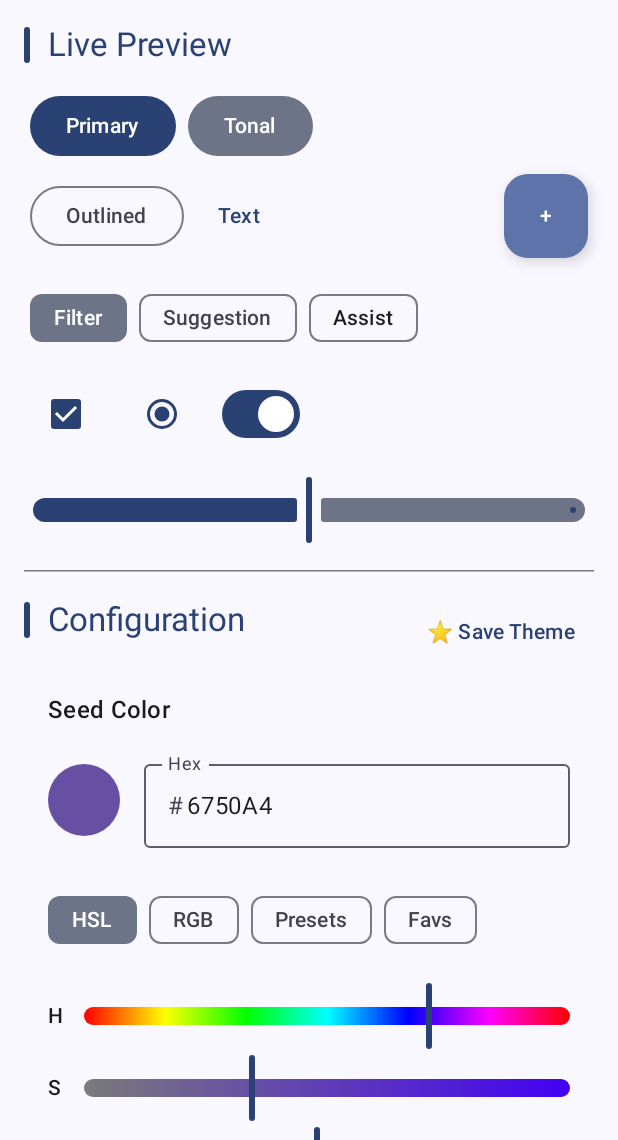
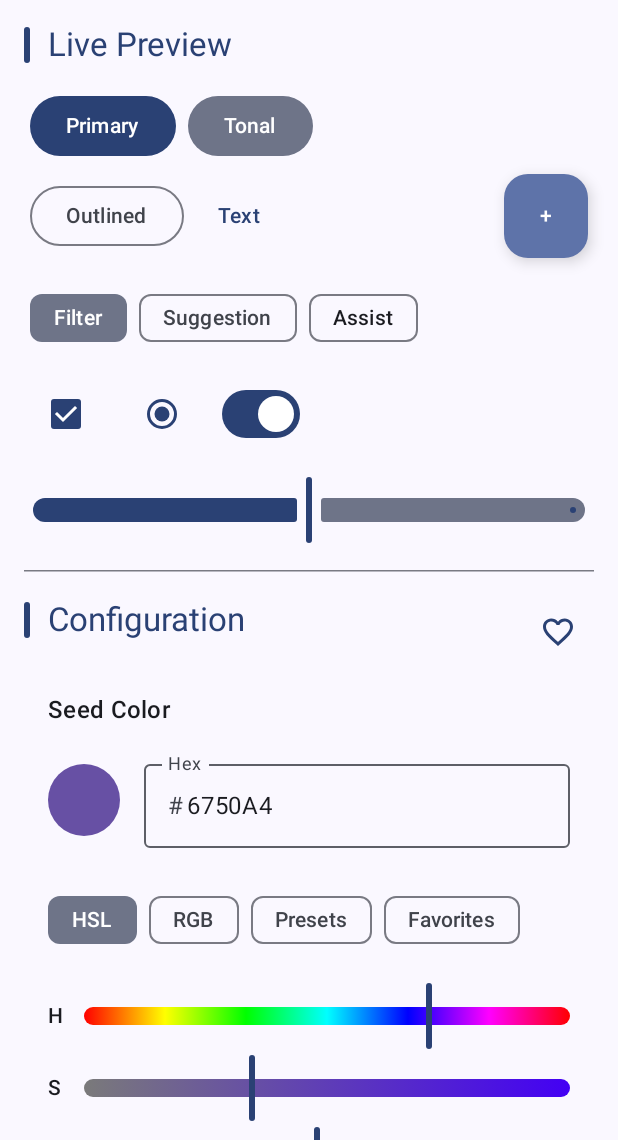
Before and after one commit to exaclast/monet-theme-picker, an Android app built with Jetpack Compose: the composable RenoirScreen shown on its own in the app's theme, on a phone screen of 412 x 824 dp, the part 96-1236 px from its top. Run offline under Robolectric (Android 15) with nearby library versions, the light colour scheme and no system bars; libraries missing offline, so code that uses them is left out: com.materialkolor, com.materialkolor.dynamicColorScheme; 16 statements that could not run were skipped.

Commit message:
feat: replace save button with toggleable favorite icon and add material-icons-extended dependency

```diff
--- a/app/build.gradle.kts
+++ b/app/build.gradle.kts
@@ -61,6 +61,7 @@ dependencies {
   implementation(libs.androidx.compose.ui)
   implementation(libs.androidx.compose.ui.tooling.preview)
   implementation(libs.androidx.compose.material3)
+  implementation(libs.androidx.compose.material.icons.extended)
   // Tooling
   debugImplementation(libs.androidx.compose.ui.tooling)
   // Instrumented tests
--- a/app/src/main/java/com/exaclast/renoir/ui/RenoirScreen.kt
+++ b/app/src/main/java/com/exaclast/renoir/ui/RenoirScreen.kt
@@ -4,6 +4,10 @@ import androidx.compose.foundation.layout.*
 import androidx.compose.foundation.rememberScrollState
 import androidx.compose.foundation.verticalScroll
 import androidx.compose.material3.*
+import androidx.compose.material.icons.Icons
+import androidx.compose.material.icons.filled.Favorite
+import androidx.compose.material.icons.outlined.FavoriteBorder
+import androidx.compose.ui.graphics.toArgb
 import androidx.compose.runtime.Composable
 import androidx.compose.runtime.collectAsState
 import androidx.compose.runtime.getValue
@@ -99,8 +103,25 @@ fun RenoirScreen(
                 verticalAlignment = androidx.compose.ui.Alignment.CenterVertically
             ) {
                 SectionHeader("Configuration")
-                TextButton(onClick = { viewModel.saveCurrentThemeAsFavorite() }) {
-                    Text("⭐ Save Theme")
+                val currentFavorite = favorites.find {
+                    it.seedColor == seedColor.toArgb() &&
+                    it.styleName == themeStyle.name &&
+                    it.contrastLevel == contrastLevel
+                }
+                val isFavorite = currentFavorite != null
+
+                IconButton(onClick = {
+                    if (isFavorite) {
+                        viewModel.deleteFavorite(currentFavorite!!)
+                    } else {
+                        viewModel.saveCurrentThemeAsFavorite()
+                    }
+                }) {
+                    Icon(
+                        imageVector = if (isFavorite) Icons.Filled.Favorite else Icons.Outlined.FavoriteBorder,
+                        contentDescription = if (isFavorite) "Remove from Favorites" else "Save Theme",
+                        tint = MaterialTheme.colorScheme.primary
+                    )
                 }
             }
 
--- a/app/src/main/java/com/exaclast/renoir/ui/components/ColorPicker.kt
+++ b/app/src/main/java/com/exaclast/renoir/ui/components/ColorPicker.kt
@@ -127,7 +127,7 @@ fun ColorPicker(
             FilterChip(
                 selected = sliderMode == SliderMode.FAVORITES,
                 onClick = { sliderMode = SliderMode.FAVORITES },
-                label = { Text("Favs") }
+                label = { Text("Favorites") }
             )
         }
 
--- a/gradle/libs.versions.toml
+++ b/gradle/libs.versions.toml
@@ -22,6 +22,7 @@ androidx-activity-compose = { module = "androidx.activity:activity-compose", ver
 androidx-compose-bom = { group = "androidx.compose", name = "compose-bom", version.ref = "androidxComposeBom" }
 androidx-compose-material3 = { group = "androidx.compose.material3", name = "material3"}
 androidx-compose-ui = { group = "androidx.compose.ui", name = "ui"}
+androidx-compose-material-icons-extended = { group = "androidx.compose.material", name = "material-icons-extended"}
 androidx-compose-ui-tooling-preview = { group = "androidx.compose.ui", name = "ui-tooling-preview"}
 androidx-compose-ui-test-junit4 = { group = "androidx.compose.ui", name = "ui-test-junit4"}
 androidx-compose-ui-tooling = { group = "androidx.compose.ui", name = "ui-tooling"}
```
